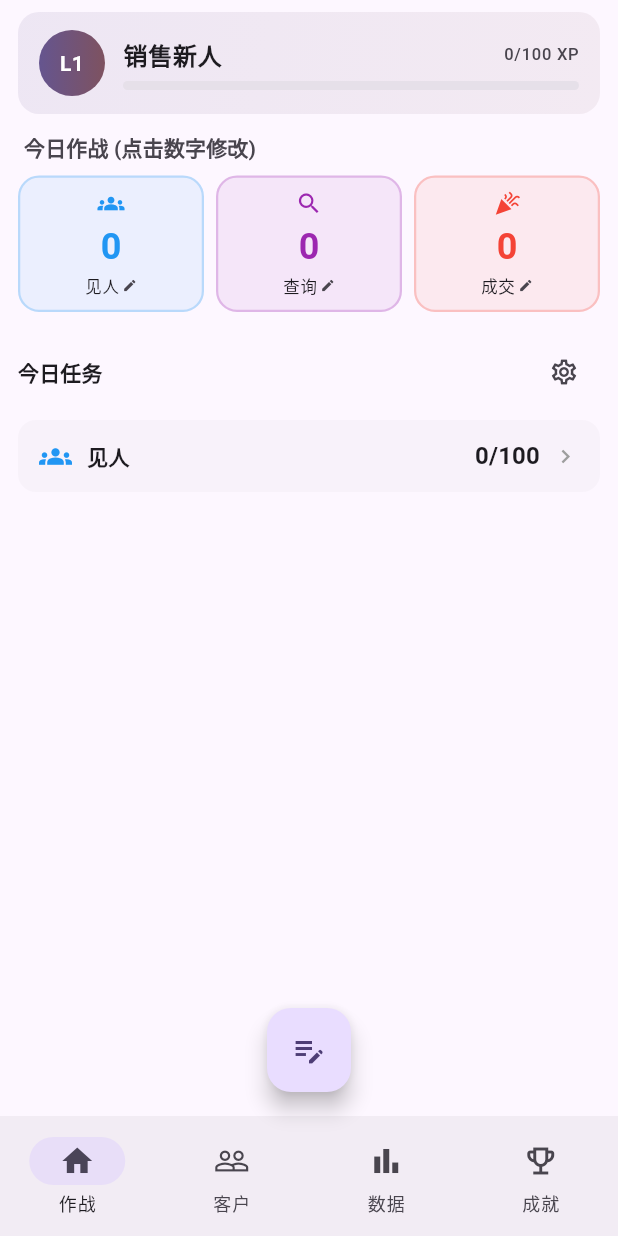
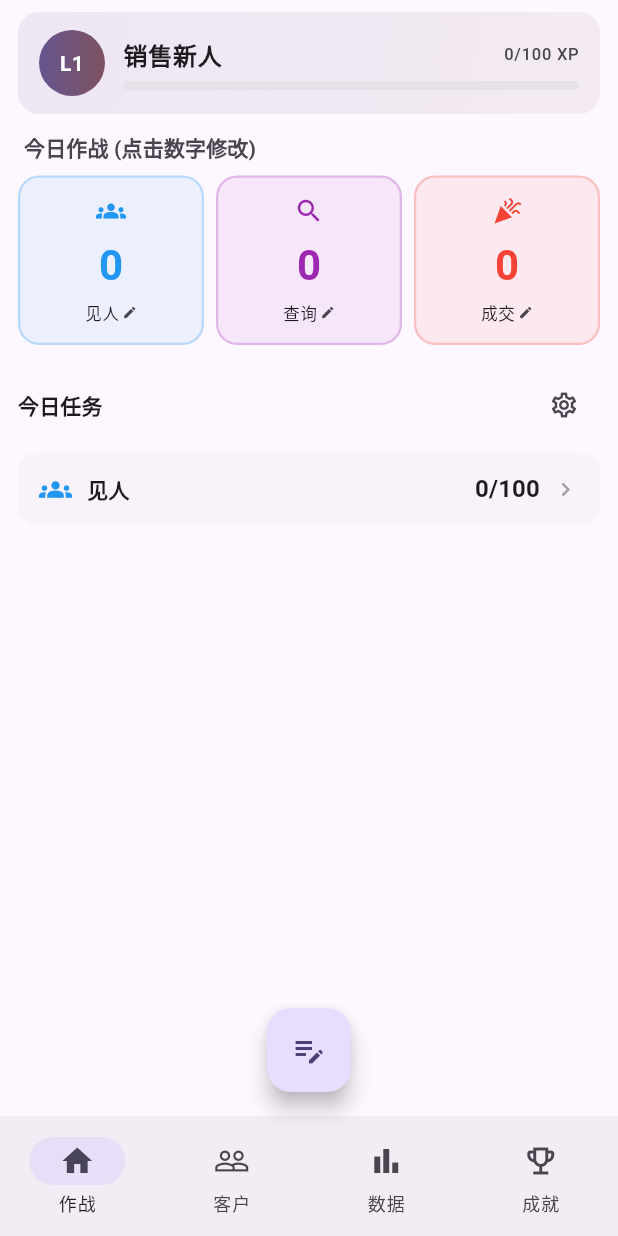
Before and after one commit to SurplusFate/sales-quest, a Flutter app: the screen it shows after launch, on a phone screen of 412 x 824 dp. Run offline on Flutter 3.47's test engine with Material 3 defaults, Android fonts, the light colour scheme and no system bars; our stand-ins replace drift, flutter_riverpod, go_router; accounts and stored records are empty; generated files the repository leaves out were written again.

Commit message:
fix: 重写首页布局修复空白渲染问题
- SingleChildScrollView+Column → ListView
- Material+InkWell → GestureDetector+Container
- 去掉FittedBox, 固定fontSize:28
- IntrinsicHeight确保三卡片等高

```diff
--- a/lib/ui/home/home_page.dart
+++ b/lib/ui/home/home_page.dart
@@ -31,10 +31,8 @@ class HomePage extends ConsumerWidget {
     final totalXp = userStats?.totalXp ?? 0;
     final streakDays = userStats?.streakDays ?? 0;
 
-    return SingleChildScrollView(
+    return ListView(
       padding: const EdgeInsets.fromLTRB(12, 8, 12, 100),
-      child: Column(
-        crossAxisAlignment: CrossAxisAlignment.start,
       children: [
         // === 等级卡片 ===
         _LevelCard(
@@ -59,7 +57,9 @@ class HomePage extends ConsumerWidget {
                 ),
           ),
         ),
-          Row(
+        IntrinsicHeight(
+          child: Row(
+            crossAxisAlignment: CrossAxisAlignment.stretch,
             children: [
               Expanded(
                 child: _EditableStatCard(
@@ -116,6 +116,7 @@ class HomePage extends ConsumerWidget {
               ),
             ],
           ),
+        ),
         const SizedBox(height: 16),
 
         // === 今日任务 ===
@@ -143,7 +144,6 @@ class HomePage extends ConsumerWidget {
         else
           ..._buildTaskRows(tasks),
       ],
-      ),
     );
   }
 
@@ -457,45 +457,37 @@ class _EditableStatCard extends StatelessWidget {
   @override
   Widget build(BuildContext context) {
     final theme = Theme.of(context);
-    return Material(
+    return GestureDetector(
+      onTap: onTap,
+      child: Container(
+        padding: const EdgeInsets.symmetric(vertical: 12, horizontal: 4),
+        decoration: BoxDecoration(
           color: color.withValues(alpha: 0.08),
-      borderRadius: BorderRadius.circular(14),
-      child: InkWell(
-        onTap: onTap,
-        borderRadius: BorderRadius.circular(14),
-        child: Container(
-          constraints: const BoxConstraints(minHeight: 88),
-          padding: const EdgeInsets.symmetric(vertical: 8, horizontal: 4),
-          decoration: BoxDecoration(
           borderRadius: BorderRadius.circular(14),
           border: Border.all(color: color.withValues(alpha: 0.25), width: 1.5),
         ),
         child: Column(
+          mainAxisAlignment: MainAxisAlignment.center,
           mainAxisSize: MainAxisSize.min,
-            mainAxisAlignment: MainAxisAlignment.center,
           children: [
-              Icon(icon, color: color, size: 18),
-              const SizedBox(height: 4),
-              FittedBox(
-                fit: BoxFit.scaleDown,
-                child: Text(
+            Icon(icon, color: color, size: 20),
+            const SizedBox(height: 6),
+            Text(
               '$value',
-                  style: theme.textTheme.headlineSmall?.copyWith(
+              style: TextStyle(
+                fontSize: 28,
                 fontWeight: FontWeight.bold,
                 color: color,
               ),
             ),
-              ),
-              const SizedBox(height: 2),
+            const SizedBox(height: 4),
             Row(
               mainAxisSize: MainAxisSize.min,
               children: [
-                  Flexible(
-                    child: Text(
+                Text(
                   label,
                   style: theme.textTheme.labelSmall,
                   overflow: TextOverflow.ellipsis,
-                    ),
                 ),
                 const SizedBox(width: 2),
                 Icon(Icons.edit, size: 10,
@@ -503,7 +495,6 @@ class _EditableStatCard extends StatelessWidget {
               ],
             ),
           ],
-          ),
         ),
       ),
     );
```
Lines whose indentation alone changed are shown as unchanged.
